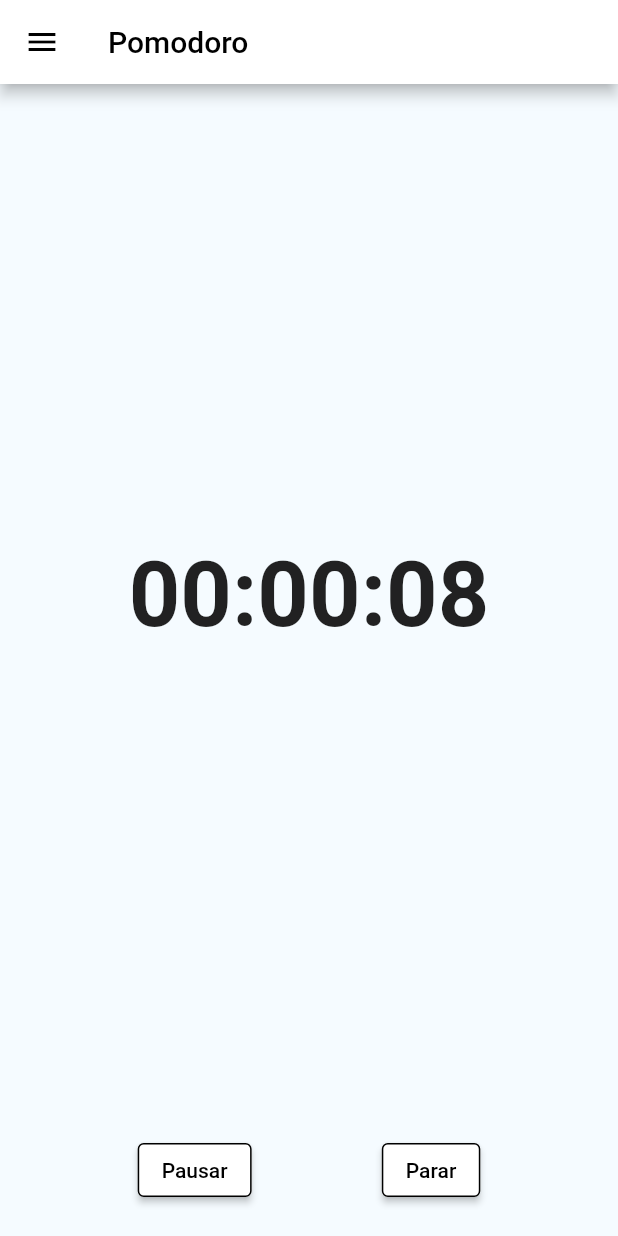
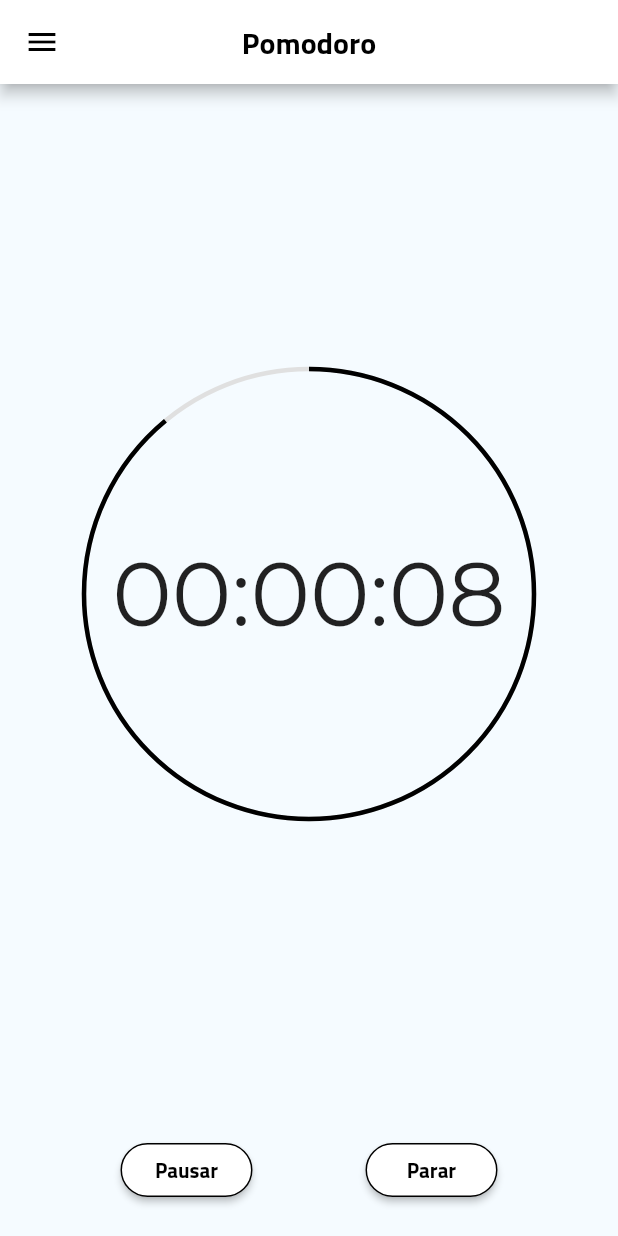
Before and after one commit to Cecote/Pomodoro_app, a Flutter app: the screen it shows after launch, after a tap on "Iniciar", on a phone screen of 412 x 824 dp. Run offline on Flutter 3.47's test engine with Material 2 defaults, Android fonts, the phone set to English and light mode, and no system bars; missing offline and left inert: flutter_ringtone_player; project files that could hold a hidden picture were left out.

Commit message:
Update: Visual buttons, timer design & fonts styles

```diff
--- a/lib/main.dart
+++ b/lib/main.dart
@@ -1,5 +1,6 @@
 import 'package:flutter/material.dart';
 import '../widgets/round-button.dart';
+import 'package:flutter_ringtone_player/flutter_ringtone_player.dart';
 
 void main() {
   runApp(const MyApp());
@@ -17,6 +18,7 @@
         ),
         home: Scaffold(
           appBar: AppBar(
+            centerTitle: true,
             backgroundColor: Colors.white,
             leading: IconButton(
               icon: Icon(
@@ -27,7 +29,7 @@
             ),
             title: Text(
               'Pomodoro',
-              style: TextStyle(color: Colors.black),
+              style: TextStyle(color: Colors.black, fontFamily: 'Titi'),
             ),
           ),
           body: pomoTimer(),
@@ -48,6 +50,7 @@
   late AnimationController controller;
   bool isCounting = false;
 
+
   String get countText{
     Duration count = controller.duration! * controller.value;
     if(controller.value == 0){
@@ -64,6 +67,14 @@
     }
   }
 
+  double progress = 1.0;
+
+  void notify() {
+    if(countText == '00:00:00'){
+      FlutterRingtonePlayer.playNotification();
+    }
+  }
+
   @override
   void initState() {
     super.initState();
@@ -74,8 +85,14 @@
       ),
     );
     controller.addListener((){
-      if(!controller.isAnimating){
+      notify();
+      if(controller.isAnimating){
         setState(() {
+          progress = controller.value;
+        });
+      }else {
+        setState(() {
+          progress = 1.0;
           isCounting = false;
         });
       }
@@ -98,17 +115,30 @@
       body: Column(
         children: [
           Expanded(
-            child: Center(
-              child: AnimatedBuilder(
+            child: Stack(
+              alignment: Alignment.center,
+              children: [
+                SizedBox(
+                  width: 300,
+                  height: 300,
+                  child: CircularProgressIndicator(
+                    color: Colors.black,
+                    backgroundColor: Colors.grey.shade300,
+                    value: progress,
+                    strokeWidth: 3,
+                  ),
+                ),
+                AnimatedBuilder(
                   animation: controller,
                   builder: (context, child) => Text(
                     countText,
                     style: TextStyle(
                       fontSize: 60,
-                    fontWeight: FontWeight.bold,
+                      fontFamily: 'Montserrat',
                     ),
                   ),
                 ),
+              ],
             ),
           ),
           Padding(
--- a/lib/widgets/round-button.dart
+++ b/lib/widgets/round-button.dart
@@ -18,6 +18,18 @@ class RoundButton extends StatelessWidget {
       ),
       child: ElevatedButton(
           style: ButtonStyle(
+            minimumSize: MaterialStateProperty.resolveWith<Size>(
+                  (Set<MaterialState> states) {
+                    return Size(88, 36);
+              },
+            ),
+            shape: MaterialStateProperty.resolveWith<OutlinedBorder?>(
+                  (Set<MaterialState> states) {
+                return RoundedRectangleBorder(
+                  borderRadius: BorderRadius.circular(50),
+                );
+              },
+            ),
             backgroundColor: MaterialStateProperty.all(Colors.white),
             side: MaterialStateProperty.all<BorderSide>(
                 BorderSide(color: Colors.black, width: 1.0)),
@@ -25,7 +37,7 @@ class RoundButton extends StatelessWidget {
           onPressed: onPressed, // Chama a função passada
           child: Text(
             text,
-            style: TextStyle(color: Colors.black),
+            style: TextStyle(color: Colors.black, fontFamily: 'Titi',),
           )),
     );
   }
```
Also changed, not shown: pubspec.yaml (+18 -4 lines), assets/fonts/Inconsolata-VariableFont_wdth.ttf (added), assets/fonts/Montserrat-VariableFont_wght.ttf (added), assets/fonts/Roboto-Black.ttf (added), assets/fonts/Roboto-BlackItalic.ttf (added), assets/fonts/Roboto-Bold.ttf (added), assets/fonts/Roboto-BoldItalic.ttf (added), assets/fonts/Roboto-Italic.ttf (added), assets/fonts/Roboto-Light.ttf (added), assets/fonts/Roboto-LightItalic.ttf (added), assets/fonts/Roboto-Medium.ttf (added), assets/fonts/Roboto-MediumItalic.ttf (added), assets/fonts/Roboto-Regular.ttf (added), assets/fonts/Roboto-Thin.ttf (added), 4 more files. Lines whose indentation alone changed are shown as unchanged.
